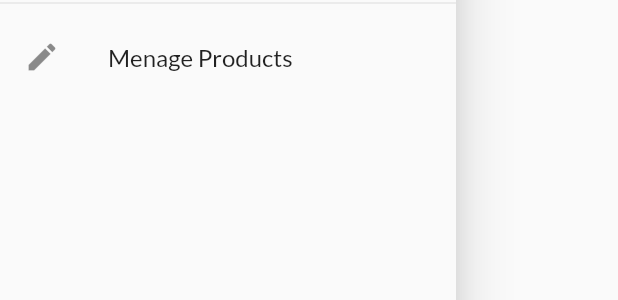
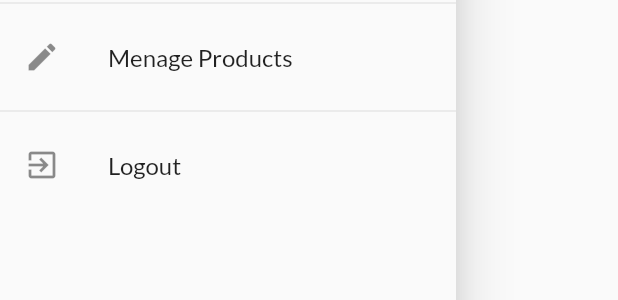
Before and after one commit to suad-mo/shop_max, a Flutter app: the AppDrawer widget shown alone on an empty page, opened directly, on a phone screen of 412 x 824 dp. Shown: the part 309-609 px from the top of the screen. Run offline on Flutter 3.47's test engine with Material 2 defaults, Android fonts, the phone set to English and light mode, and no system bars; network calls fail.

Commit message:
Adding a Logout Functionality...

```diff
--- a/lib/widgets/app_drawer.dart
+++ b/lib/widgets/app_drawer.dart
@@ -1,5 +1,7 @@
 import 'package:flutter/material.dart';
+import 'package:provider/provider.dart';
 
+import '../providers/auth.dart';
 import '../screens/user_products_screen.dart';
 import '../screens/orders_screen.dart';
 
@@ -40,6 +42,14 @@
                   .pushReplacementNamed(UserProductsScren.routeName);
             },
           ),
+          const Divider(),
+          ListTile(
+            leading: const Icon(Icons.exit_to_app),
+            title: const Text('Logout'),
+            onTap: () {
+              Provider.of<Auth>(context, listen: false).logout();
+            },
+          ),
         ],
       ),
     );
```
Also changed, not shown: lib/providers/auth.dart (+7 -0 lines).
